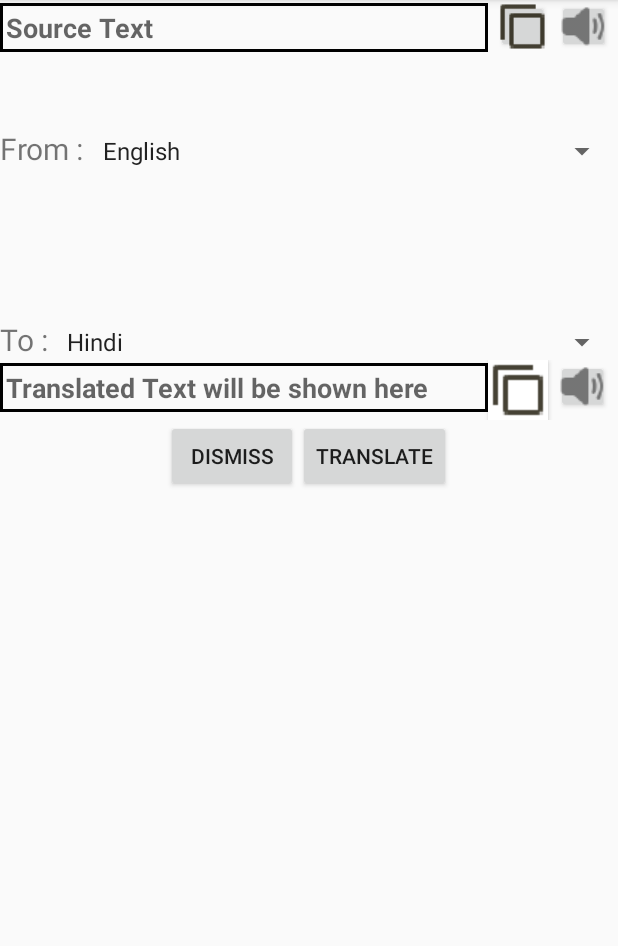
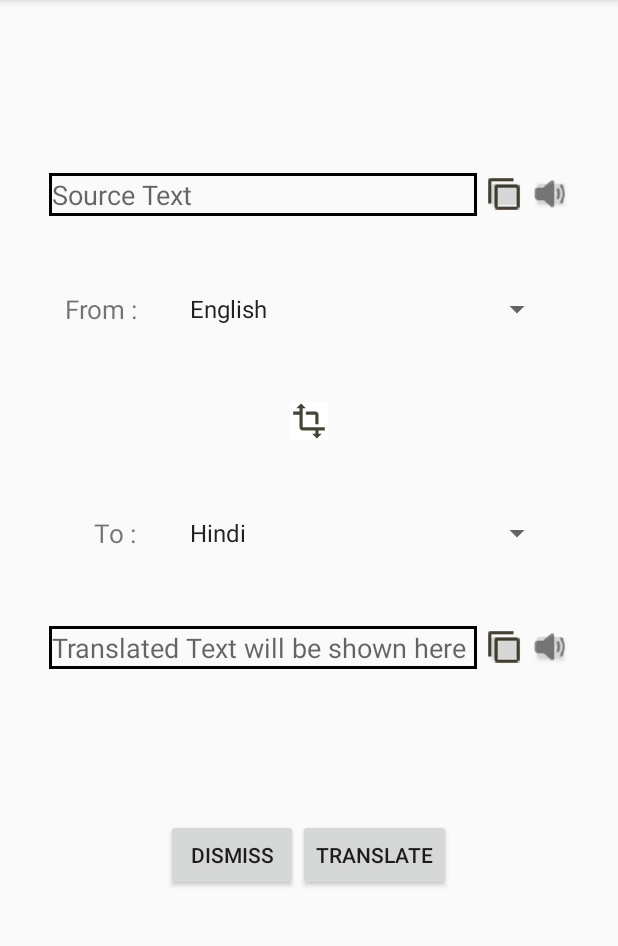
Before and after one commit to SarvarVanoo/BabelFish, an Android app: the Translation screen opened directly, with no data from a screen before it, on a phone screen of 412 x 824 dp, the part 84-1030 px from its top. Run offline under Robolectric (Android 15) with nearby library versions, the phone set to English and light mode, and no system bars; libraries missing offline, so code that uses them is left out: com.google.firebase.ml.

Commit message:
UI Improvement

```diff
--- a/app/src/main/java/com/example/textextraction/Translation.java
+++ b/app/src/main/java/com/example/textextraction/Translation.java
@@ -51,6 +51,7 @@ public class Translation extends AppCompatActivity  {
     final String defaultSourceLanguage = "English";
     final String defaultTargetLanguage = "Hindi";
     protected static Map<String,FirebaseTranslator> translatorOptions = new HashMap<>();
+
 
 
     @Override
@@ -160,7 +161,6 @@ public class Translation extends AppCompatActivity  {
                 ClipboardManager clipboard = (ClipboardManager) getSystemService(Context.CLIPBOARD_SERVICE);
                 ClipData clip = ClipData.newPlainText("EditText", sourceText.getText().toString());
                 clipboard.setPrimaryClip(clip);
-
                 Toast.makeText(Translation.this, "Text Copied", Toast.LENGTH_SHORT).show();
             }
         });
@@ -173,6 +173,7 @@ public class Translation extends AppCompatActivity  {
                 ClipboardManager clipboard = (ClipboardManager) getSystemService(Context.CLIPBOARD_SERVICE);
                 ClipData clip = ClipData.newPlainText("EditText", translatedText.getText().toString());
                 clipboard.setPrimaryClip(clip);
+                Toast.makeText(Translation.this, "Text Copied", Toast.LENGTH_SHORT).show();
             }
         });
 
@@ -194,6 +195,7 @@ public class Translation extends AppCompatActivity  {
         speech1.setOnClickListener(new View.OnClickListener() {
             @Override
             public void onClick(View v) {
+
 
             }
         });
@@ -306,7 +308,6 @@ public class Translation extends AppCompatActivity  {
 
     private FirebaseTranslator initializeTranslator(final int sourceLangFirebaseCode, final int targetLangFirebaseCode)
     {
-
         //setup Translator options
         FirebaseTranslatorOptions options = new FirebaseTranslatorOptions.Builder()
                 .setSourceLanguage(sourceLangFirebaseCode)
@@ -319,7 +320,7 @@ public class Translation extends AppCompatActivity  {
 
         //setting download conditions
         FirebaseModelDownloadConditions conditions = new FirebaseModelDownloadConditions.Builder()
-                .requireWifi()
+               // .requireWifi()
                 .build();
 
         //downloading module if needed
--- /dev/null
+++ b/app/src/main/res/drawable-anydpi/ic_translate.xml
@@ -0,0 +1,11 @@
+<vector xmlns:android="http://schemas.android.com/apk/res/android"
+    android:width="24dp"
+    android:height="24dp"
+    android:viewportWidth="24"
+    android:viewportHeight="24"
+    android:tint="#181502"
+    android:alpha="0.8">
+    <path
+        android:fillColor="#FF000000"
+        android:pathData="M22,18v-2H8V4h2L7,1 4,4h2v2H2v2h4v8c0,1.1 0.9,2 2,2h8v2h-2l3,3 3,-3h-2v-2h4zM10,8h6v6h2V8c0,-1.1 -0.9,-2 -2,-2h-6v2z"/>
+</vector>
--- /dev/null
+++ b/app/src/main/res/drawable/ic_transform_black_24dp.xml
@@ -0,0 +1,9 @@
+<vector xmlns:android="http://schemas.android.com/apk/res/android"
+        android:width="24dp"
+        android:height="24dp"
+        android:viewportWidth="24.0"
+        android:viewportHeight="24.0">
+    <path
+        android:fillColor="#FF000000"
+        android:pathData="M22,18v-2H8V4h2L7,1 4,4h2v2H2v2h4v8c0,1.1 0.9,2 2,2h8v2h-2l3,3 3,-3h-2v-2h4zM10,8h6v6h2V8c0,-1.1 -0.9,-2 -2,-2h-6v2z"/>
+</vector>
--- a/app/src/main/res/layout/activity_main.xml
+++ b/app/src/main/res/layout/activity_main.xml
@@ -1,11 +1,18 @@
 <?xml version="1.0" encoding="utf-8"?>
-<LinearLayout xmlns:android="http://schemas.android.com/apk/res/android"
+<ScrollView xmlns:android="http://schemas.android.com/apk/res/android"
     xmlns:app="http://schemas.android.com/apk/res-auto"
     xmlns:tools="http://schemas.android.com/tools"
     android:layout_width="match_parent"
     android:layout_height="match_parent"
     android:orientation="vertical"
     tools:context=".MainActivity">
+
+  <LinearLayout
+      android:layout_width="match_parent"
+      android:layout_height="match_parent"
+      android:orientation="vertical">
+
+
 
 <LinearLayout
     android:layout_width="match_parent"
@@ -53,8 +60,9 @@
   <LinearLayout
       android:layout_width="match_parent"
       android:layout_height="150dp"
-      android:orientation="vertical"
+      android:orientation="horizontal"
      android:layout_gravity="bottom"
+      android:gravity="center"
       >
 
     <Button
@@ -82,4 +90,5 @@
           android:visibility="gone"/>
 
   </LinearLayout>
-</LinearLayout>
+  </LinearLayout>
+</ScrollView>
--- a/app/src/main/res/layout/activity_translation.xml
+++ b/app/src/main/res/layout/activity_translation.xml
@@ -1,31 +1,38 @@
 <?xml version="1.0" encoding="utf-8"?>
-<LinearLayout xmlns:android="http://schemas.android.com/apk/res/android"
+<ScrollView xmlns:android="http://schemas.android.com/apk/res/android"
     xmlns:app="http://schemas.android.com/apk/res-auto"
     xmlns:tools="http://schemas.android.com/tools"
     android:layout_width="match_parent"
     android:layout_height="match_parent"
     android:orientation="vertical"
+
     tools:context=".Translation">
 
+<LinearLayout
+    android:layout_width="match_parent"
+    android:layout_height="match_parent"
+    android:orientation="vertical">
 
 <LinearLayout
     android:layout_height="wrap_content"
     android:layout_width="match_parent"
-    android:orientation="horizontal">
+    android:orientation="horizontal"
+    android:layout_marginTop="115dp"
+    android:gravity="center">
     <EditText
         android:id="@+id/sourcetext"
         android:layout_height="wrap_content"
-        android:layout_width="325dp"
-        android:textStyle="bold"
-        android:padding="4dp"
+        android:layout_width="285dp"
+        android:padding="2dp"
         android:background="@drawable/textviewborder"
-        android:hint="Source Text">
+        android:hint="Source Text"
+        android:layout_gravity="center">
 
     </EditText>
     <Button
         android:id="@+id/copy1"
-        android:layout_width="35dp"
-        android:layout_height="35dp"
+        android:layout_width="25dp"
+        android:layout_height="25dp"
         android:foreground="@drawable/ic_copy"
         android:layout_marginLeft="5dp"
         >
@@ -33,32 +40,57 @@
 
     <Button
         android:id="@+id/speech1"
-        android:layout_width="35dp"
-        android:layout_height="35dp"
+        android:layout_width="25dp"
+        android:layout_height="25dp"
         android:foreground="@drawable/ic_speech"
         android:layout_marginLeft="5dp"
         >
     </Button>
     </LinearLayout>
+
 <LinearLayout
     android:layout_width="match_parent"
     android:layout_height="wrap_content"
     android:orientation="horizontal"
     android:layout_marginTop="50dp"
+    android:gravity="center"
     >
 
     <TextView
         android:layout_height="wrap_content"
-        android:layout_width="wrap_content"
+        android:layout_width="70dp"
         android:text="From : "
-        android:textSize="20dp">
+        android:textSize="17dp">
     </TextView>
 
     <Spinner
         android:id="@+id/sourcespinner"
+        android:layout_width="250dp"
+        android:layout_height="wrap_content"
+        android:layout_marginLeft="5dp"
+        >
+    </Spinner>
+
+</LinearLayout>
+
+
+    <LinearLayout
+        android:layout_height="wrap_content"
         android:layout_width="match_parent"
-        android:layout_height="wrap_content" >
-    </Spinner>
+        android:orientation="horizontal"
+        android:layout_marginTop="50dp"
+        android:gravity="center">
+
+        <Button
+            android:layout_width="25dp"
+            android:layout_height="25dp"
+            android:enabled="false"
+            android:foreground="@drawable/ic_translate"
+            android:background="@android:color/white"
+            >
+        </Button>
+
+
 
 </LinearLayout>
 
@@ -66,20 +98,24 @@
         android:layout_width="match_parent"
         android:layout_height="wrap_content"
         android:orientation="horizontal"
-        android:layout_marginTop="100dp"
+        android:layout_marginTop="50dp"
+        android:gravity="center"
         >
 
         <TextView
             android:layout_height="wrap_content"
-            android:layout_width="wrap_content"
+            android:layout_width="70dp"
             android:text="To : "
-            android:textSize="20dp">
+            android:textSize="17dp"
+           android:textAlignment="center">
         </TextView>
 
         <Spinner
             android:id="@+id/targetspinner"
-            android:layout_width="match_parent"
-            android:layout_height="wrap_content" >
+            android:layout_width="250dp"
+            android:layout_height="wrap_content"
+            android:layout_marginLeft="5dp"
+           >
         </Spinner>
 
     </LinearLayout>
@@ -87,30 +123,34 @@
     <LinearLayout
         android:layout_width="match_parent"
         android:layout_height="wrap_content"
-        android:orientation="horizontal">
+        android:orientation="horizontal"
+        android:layout_marginTop="50dp"
+        android:gravity="center"
+       >
     <EditText
         android:id="@+id/translatedtext"
         android:layout_height="wrap_content"
-        android:layout_width="325dp"
-        android:textStyle="bold"
-        android:padding="4dp"
+        android:layout_width="285dp"
+        android:padding="2dp"
         android:background="@drawable/textviewborder"
-        android:hint="Translated Text will be shown here">
+        android:hint="Translated Text will be shown here"
+        >
     </EditText>
 
         <Button
             android:id="@+id/copy2"
-            android:layout_width="40dp"
-            android:layout_height="40dp"
+            android:layout_width="25dp"
+            android:layout_height="25dp"
             android:foreground="@drawable/ic_copy"
-            android:background="@android:color/white"
+            android:layout_marginLeft="5dp"
+
             >
         </Button>
 
         <Button
             android:id="@+id/speech2"
-            android:layout_width="35dp"
-            android:layout_height="35dp"
+            android:layout_width="25dp"
+            android:layout_height="25dp"
             android:foreground="@drawable/ic_speech"
             android:layout_marginLeft="5dp"
             >
@@ -123,7 +163,8 @@
         android:layout_height="wrap_content"
         android:orientation="horizontal"
         android:gravity="center"
-        android:layout_gravity="center">
+        android:layout_gravity="center"
+        android:layout_marginTop="100dp">
 
         <Button
             android:id="@+id/dismiss"
@@ -144,5 +185,6 @@
 
 </LinearLayout>
 
+</LinearLayout>
 
-</LinearLayout>
+</ScrollView>
--- a/app/src/main/res/values/strings.xml
+++ b/app/src/main/res/values/strings.xml
@@ -4,6 +4,9 @@
     <string-array name="supportedSourceLanguages">
         <item>English</item>
         <item>Hindi</item>
+        <item>Marathi</item>
+        <item>Gujarati</item>
+        <item>French</item>
 
 
     </string-array>
```
Also changed, not shown: app/src/main/res/drawable-hdpi/ic_translate.png (added), app/src/main/res/drawable-mdpi/ic_translate.png (added), app/src/main/res/drawable-xhdpi/ic_translate.png (added), app/src/main/res/drawable-xxhdpi/ic_translate.png (added), app/src/main/res/drawable/translate.jpg (added).
